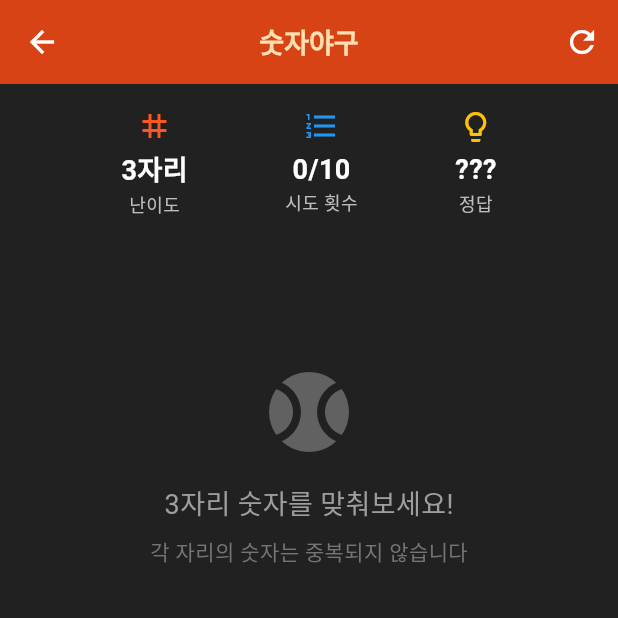
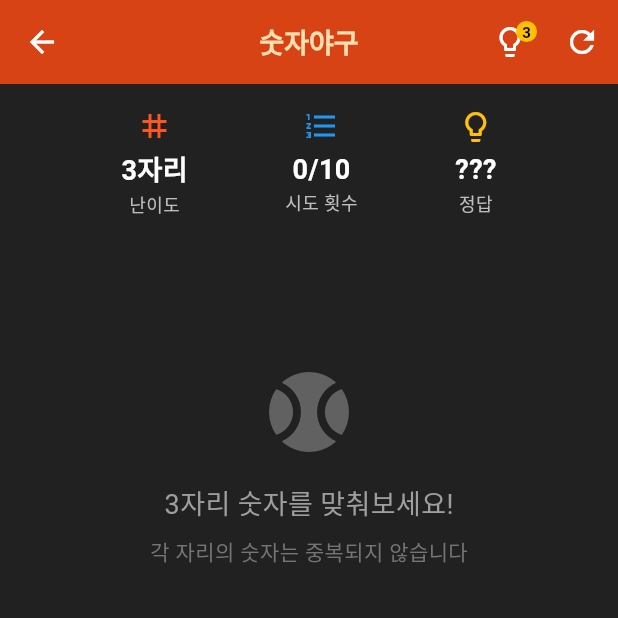
Before and after one commit to mhpark03/games, a Flutter app: the BaseballScreen screen opened directly, on a phone screen of 412 x 824 dp, the top half of it. Run offline on Flutter 3.47's test engine with Material 3 defaults, Android fonts, the phone set to English and light mode, and no system bars; our stand-ins replace shared_preferences; accounts and stored records are empty.

Commit message:
숫자야구 힌트 기능 추가
- 힌트 3회 제공
- 힌트 사용 시 정답의 랜덤 위치 숫자 공개
- 정답 표시 영역에 공개된 숫자 표시 (나머지는 ?)
- 세로 모드 AppBar와 가로 모드 왼쪽 패널에 힌트 버튼 추가
- 힌트 남은 횟수 표시

```diff
--- a/lib/games/baseball/baseball_screen.dart
+++ b/lib/games/baseball/baseball_screen.dart
@@ -46,6 +46,10 @@ class _BaseballScreenState extends State<BaseballScreen> {
   bool gameWon = false;
   int maxAttempts = 10;
   String? errorMessage;
+
+  // 힌트 기능
+  int hintCount = 3;
+  Set<int> revealedPositions = {};
 
   @override
   void initState() {
@@ -189,8 +193,48 @@ class _BaseballScreenState extends State<BaseballScreen> {
       gameOver = false;
       gameWon = false;
       errorMessage = null;
+      hintCount = 3;
+      revealedPositions.clear();
     });
     HapticFeedback.mediumImpact();
+  }
+
+  void _useHint() {
+    if (hintCount <= 0 || gameOver) return;
+
+    // 아직 공개되지 않은 위치들 찾기
+    List<int> hiddenPositions = [];
+    for (int i = 0; i < digitCount; i++) {
+      if (!revealedPositions.contains(i)) {
+        hiddenPositions.add(i);
+      }
+    }
+
+    if (hiddenPositions.isEmpty) return;
+
+    // 랜덤으로 하나 선택
+    final random = Random();
+    final positionToReveal = hiddenPositions[random.nextInt(hiddenPositions.length)];
+
+    setState(() {
+      revealedPositions.add(positionToReveal);
+      hintCount--;
+    });
+    HapticFeedback.mediumImpact();
+  }
+
+  String _getHintedAnswer() {
+    if (gameOver) return secretNumber;
+
+    String result = '';
+    for (int i = 0; i < secretNumber.length; i++) {
+      if (revealedPositions.contains(i)) {
+        result += secretNumber[i];
+      } else {
+        result += '?';
+      }
+    }
+    return result;
   }
 
   String _getDifficultyText() {
@@ -234,6 +278,35 @@ class _BaseballScreenState extends State<BaseballScreen> {
         ),
         centerTitle: true,
         actions: [
+          Stack(
+            children: [
+              IconButton(
+                icon: const Icon(Icons.lightbulb_outline),
+                onPressed: (hintCount > 0 && !gameOver) ? _useHint : null,
+                tooltip: '힌트 ($hintCount)',
+              ),
+              if (hintCount > 0)
+                Positioned(
+                  right: 6,
+                  top: 6,
+                  child: Container(
+                    padding: const EdgeInsets.all(4),
+                    decoration: const BoxDecoration(
+                      color: Colors.amber,
+                      shape: BoxShape.circle,
+                    ),
+                    child: Text(
+                      '$hintCount',
+                      style: const TextStyle(
+                        color: Colors.black,
+                        fontSize: 10,
+                        fontWeight: FontWeight.bold,
+                      ),
+                    ),
+                  ),
+                ),
+            ],
+          ),
           IconButton(
             icon: const Icon(Icons.refresh),
             onPressed: _restartGame,
@@ -298,6 +371,46 @@ class _BaseballScreenState extends State<BaseballScreen> {
                     ),
                     const SizedBox(height: 16),
                     _buildCompactInfo(),
+                    const SizedBox(height: 12),
+                    // 힌트 버튼
+                    if (!gameOver)
+                      GestureDetector(
+                        onTap: hintCount > 0 ? _useHint : null,
+                        child: Container(
+                          padding: const EdgeInsets.symmetric(horizontal: 16, vertical: 8),
+                          margin: const EdgeInsets.symmetric(horizontal: 8),
+                          decoration: BoxDecoration(
+                            color: hintCount > 0
+                                ? Colors.amber.withValues(alpha: 0.2)
+                                : Colors.grey.withValues(alpha: 0.2),
+                            borderRadius: BorderRadius.circular(8),
+                            border: Border.all(
+                              color: hintCount > 0
+                                  ? Colors.amber.withValues(alpha: 0.5)
+                                  : Colors.grey.withValues(alpha: 0.3),
+                            ),
+                          ),
+                          child: Row(
+                            mainAxisAlignment: MainAxisAlignment.center,
+                            children: [
+                              Icon(
+                                Icons.lightbulb_outline,
+                                color: hintCount > 0 ? Colors.amber : Colors.grey,
+                                size: 18,
+                              ),
+                              const SizedBox(width: 6),
+                              Text(
+                                '힌트 $hintCount',
+                                style: TextStyle(
+                                  color: hintCount > 0 ? Colors.amber : Colors.grey,
+                                  fontWeight: FontWeight.bold,
+                                  fontSize: 13,
+                                ),
+                              ),
+                            ],
+                          ),
+                        ),
+                      ),
                     const Spacer(),
                     if (gameOver) ...[
                       _buildCompactResultMessage(),
@@ -623,7 +736,7 @@ class _BaseballScreenState extends State<BaseballScreen> {
               const Icon(Icons.lightbulb_outline, color: Colors.amber, size: 16),
               const SizedBox(width: 4),
               Text(
-                gameOver ? secretNumber : '???',
+                _getHintedAnswer(),
                 style: const TextStyle(
                   color: Colors.white,
                   fontWeight: FontWeight.bold,
@@ -700,7 +813,7 @@ class _BaseballScreenState extends State<BaseballScreen> {
           _buildInfoItem(
             icon: Icons.lightbulb_outline,
             iconColor: Colors.amber,
-            value: gameOver ? secretNumber : '???',
+            value: _getHintedAnswer(),
             label: '정답',
           ),
         ],
```
